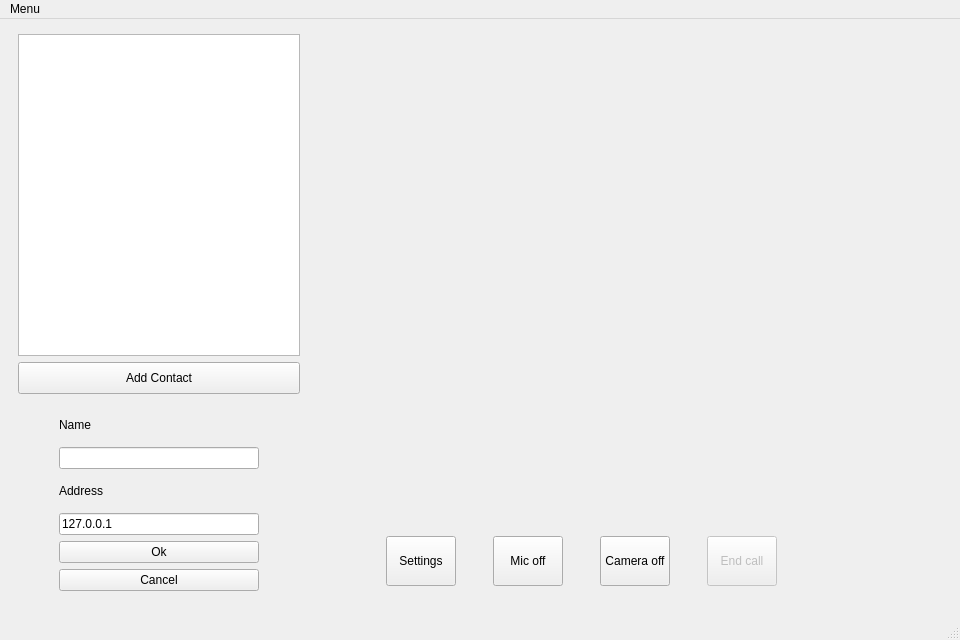
Above: ui/callwindow.ui from ultravideo/uvgComm before the change. Below: the same form after it.
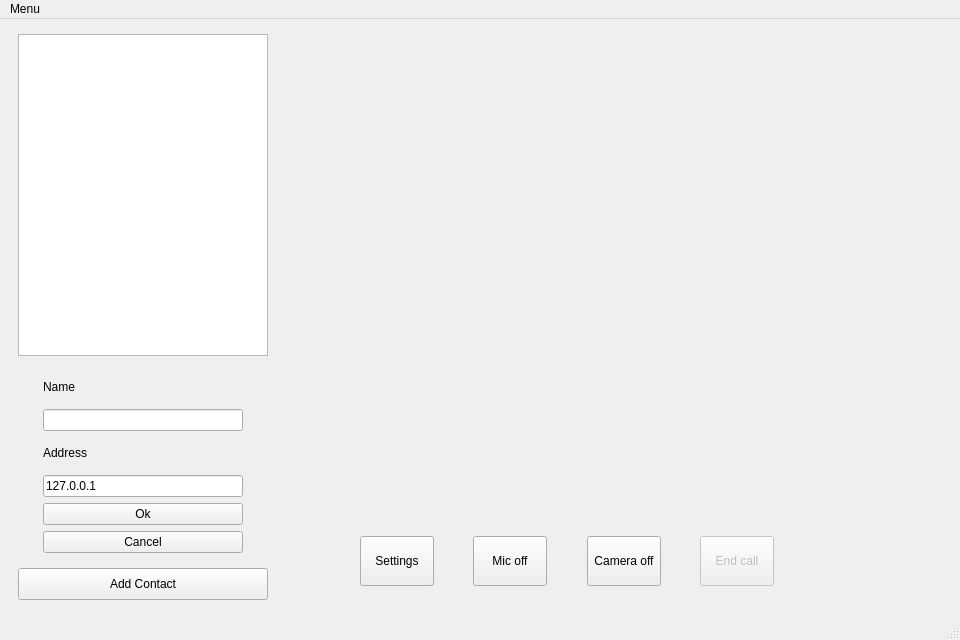
That is the form after the change. Custom widgets are drawn as their Qt base class.

Commit message: Made adjustment to UI min and max sizes to prevent overlap in minimunUI size. Hiding of end call button when it cannot be used and retaining UI size with additional widget.

```diff
--- a/ui/callwindow.ui
+++ b/ui/callwindow.ui
@@ -16,6 +16,12 @@
     <verstretch>1</verstretch>
    </sizepolicy>
   </property>
+  <property name="minimumSize">
+   <size>
+    <width>700</width>
+    <height>480</height>
+   </size>
+  </property>
   <property name="windowTitle">
    <string>MainWindow</string>
   </property>
@@ -40,14 +46,14 @@
     <item row="10" column="2" colspan="9">
      <widget class="QWidget" name="buttonContainer" native="true">
       <property name="sizePolicy">
-       <sizepolicy hsizetype="Minimum" vsizetype="Minimum">
+       <sizepolicy hsizetype="MinimumExpanding" vsizetype="Minimum">
         <horstretch>0</horstretch>
         <verstretch>0</verstretch>
        </sizepolicy>
       </property>
       <property name="minimumSize">
        <size>
-        <width>320</width>
+        <width>480</width>
         <height>96</height>
        </size>
       </property>
@@ -168,6 +174,36 @@
         </spacer>
        </item>
        <item>
+        <widget class="QWidget" name="endcallHolder" native="true">
+         <property name="sizePolicy">
+          <sizepolicy hsizetype="Minimum" vsizetype="Minimum">
+           <horstretch>0</horstretch>
+           <verstretch>0</verstretch>
+          </sizepolicy>
+         </property>
+         <property name="minimumSize">
+          <size>
+           <width>64</width>
+           <height>50</height>
+          </size>
+         </property>
+         <layout class="QHBoxLayout" name="horizontalLayout_3">
+          <property name="spacing">
+           <number>0</number>
+          </property>
+          <property name="leftMargin">
+           <number>0</number>
+          </property>
+          <property name="topMargin">
+           <number>0</number>
+          </property>
+          <property name="rightMargin">
+           <number>0</number>
+          </property>
+          <property name="bottomMargin">
+           <number>0</number>
+          </property>
+          <item>
         <widget class="QPushButton" name="EndCallButton">
          <property name="enabled">
           <bool>false</bool>
@@ -195,6 +231,9 @@
          </property>
         </widget>
        </item>
+         </layout>
+        </widget>
+       </item>
        <item>
         <spacer name="horizontalSpacer_3">
          <property name="orientation">
@@ -276,20 +315,20 @@
     <item row="1" column="0" rowspan="10">
      <widget class="QWidget" name="contactListContainer" native="true">
       <property name="sizePolicy">
-       <sizepolicy hsizetype="Minimum" vsizetype="Expanding">
+       <sizepolicy hsizetype="MinimumExpanding" vsizetype="Expanding">
         <horstretch>0</horstretch>
         <verstretch>0</verstretch>
        </sizepolicy>
       </property>
       <property name="minimumSize">
        <size>
-        <width>300</width>
+        <width>200</width>
         <height>240</height>
        </size>
       </property>
       <property name="maximumSize">
        <size>
-        <width>200</width>
+        <width>300</width>
         <height>16777215</height>
        </size>
       </property>
@@ -307,28 +346,6 @@
          </property>
         </widget>
        </item>
-       <item>
-        <widget class="QPushButton" name="addContact">
-         <property name="sizePolicy">
-          <sizepolicy hsizetype="Preferred" vsizetype="Preferred">
-           <horstretch>0</horstretch>
-           <verstretch>0</verstretch>
-          </sizepolicy>
-         </property>
-         <property name="minimumSize">
-          <size>
-           <width>0</width>
-           <height>32</height>
-          </size>
-         </property>
-         <property name="toolTip">
-          <string/>
-         </property>
-         <property name="text">
-          <string>Add Contact</string>
-         </property>
-        </widget>
-       </item>
        <item>
         <widget class="QWidget" name="Add_contact_widget" native="true">
          <property name="enabled">
@@ -419,13 +436,35 @@
          </layout>
         </widget>
        </item>
+       <item>
+        <widget class="QPushButton" name="addContact">
+         <property name="sizePolicy">
+          <sizepolicy hsizetype="Preferred" vsizetype="Preferred">
+           <horstretch>0</horstretch>
+           <verstretch>0</verstretch>
+          </sizepolicy>
+         </property>
+         <property name="minimumSize">
+          <size>
+           <width>0</width>
+           <height>32</height>
+          </size>
+         </property>
+         <property name="toolTip">
+          <string/>
+         </property>
+         <property name="text">
+          <string>Add Contact</string>
+         </property>
+        </widget>
+       </item>
       </layout>
      </widget>
     </item>
     <item row="0" column="2" rowspan="10" colspan="9">
      <widget class="QWidget" name="participants" native="true">
       <property name="sizePolicy">
-       <sizepolicy hsizetype="Expanding" vsizetype="Preferred">
+       <sizepolicy hsizetype="Preferred" vsizetype="Preferred">
         <horstretch>0</horstretch>
         <verstretch>0</verstretch>
        </sizepolicy>
```
Lines whose indentation alone changed are shown as unchanged. The commit also changes 1 other file.
